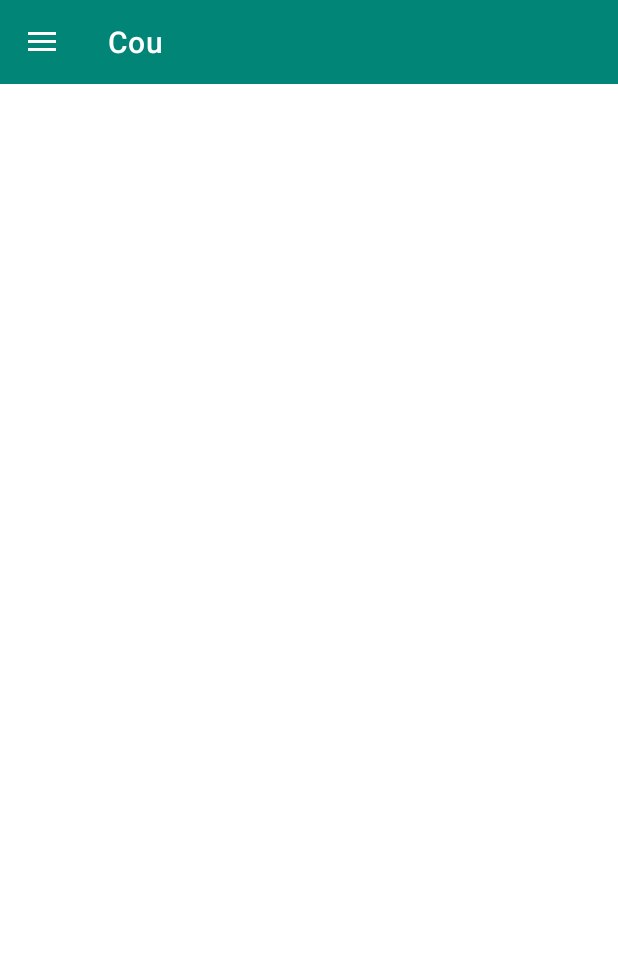
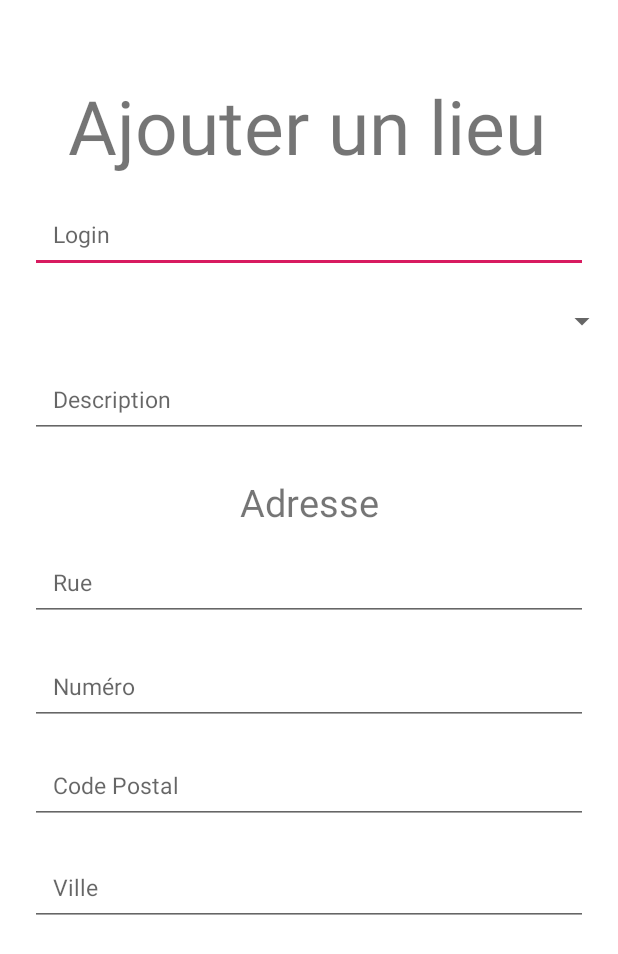
Before and after one commit to Piet08/CouProject_Mobile, an Android app: the screen it shows after launch (MainActivity before the commit, AddPlaceActivity after it), in the side drawer, after a tap on "Ajout lieu", on a phone screen of 412 x 824 dp. Shown: the top 954 px of the screen. Run offline under Robolectric (Android 15) with nearby library versions, the phone set to English and light mode, and no system bars.

Commit message:
Ajout form add place !

```diff
--- a/app/src/main/AndroidManifest.xml
+++ b/app/src/main/AndroidManifest.xml
@@ -12,6 +12,7 @@
         android:supportsRtl="true"
         android:theme="@style/AppTheme">
         <activity android:name=".ConnectionActivity"></activity>
+        <activity android:name=".AddPlaceActivity"></activity>
         <activity android:name=".MainActivity">
             <intent-filter>
                 <action android:name="android.intent.action.MAIN" />
--- /dev/null
+++ b/app/src/main/java/com/example/cou_project_tm/AddPlaceActivity.java
@@ -0,0 +1,22 @@
+package com.example.cou_project_tm;
+
+import android.os.Bundle;
+import android.widget.EditText;
+
+import androidx.appcompat.app.AppCompatActivity;
+
+public class AddPlaceActivity extends AppCompatActivity {
+
+    private EditText etName, etDesc, etNum, etStreet, etCity;
+
+    protected void onCreate(Bundle savedInstanceState) {
+        super.onCreate(savedInstanceState);
+        setContentView(R.layout.activity_add_place);
+
+        etCity = findViewById(R.id.et_city);
+        etStreet = findViewById(R.id.et_street);
+        etNum = findViewById(R.id.et_num);
+        etDesc = findViewById(R.id.et_desc);
+        etName = findViewById(R.id.et_name);
+    }
+}
--- a/app/src/main/java/com/example/cou_project_tm/MainActivity.java
+++ b/app/src/main/java/com/example/cou_project_tm/MainActivity.java
@@ -53,14 +53,16 @@ public class MainActivity extends AppCompatActivity implements NavigationView.On
 
         switch (id){
             case R.id.activity_main_drawer_con :
-                Intent intent = new Intent(this, ConnectionActivity.class);
-                startActivity(intent);
+                Intent intentCon = new Intent(this, ConnectionActivity.class);
+                startActivity(intentCon);
                 break;
             case R.id.activity_main_drawer_map :
                 break;
             case R.id.activity_main_drawer_places :
                 break;
             case R.id.activity_main_drawer_addPlace :
+                Intent intentAdd = new Intent(this, AddPlaceActivity.class);
+                startActivity(intentAdd);
                 break;
             default:
                 break;
--- /dev/null
+++ b/app/src/main/res/layout/activity_add_place.xml
@@ -0,0 +1,136 @@
+<?xml version="1.0" encoding="utf-8"?>
+<RelativeLayout xmlns:android="http://schemas.android.com/apk/res/android"
+    xmlns:tools="http://schemas.android.com/tools"
+    android:layout_width="match_parent"
+    android:layout_height="match_parent"
+    tools:context=".AddPlaceActivity">
+
+
+    <TextView
+        android:id="@+id/tv_title"
+        android:layout_width="wrap_content"
+        android:layout_height="wrap_content"
+        android:layout_alignParentTop="true"
+        android:layout_marginStart="45dp"
+        android:layout_marginTop="50dp"
+        android:layout_marginBottom="10dp"
+        android:text="Ajouter un lieu"
+        android:textSize="50sp" />
+
+
+    <EditText
+        android:id="@+id/et_name"
+        android:layout_width="match_parent"
+        android:layout_height="50dp"
+        android:layout_alignParentTop="true"
+        android:layout_centerHorizontal="true"
+        android:layout_marginLeft="20dp"
+        android:layout_marginTop="132dp"
+        android:layout_marginRight="20dp"
+        android:hint="Login"
+        android:inputType="text"
+        android:padding="15dp"
+        android:textSize="15sp" />
+
+    <Spinner
+        android:id="@+id/sp_type"
+        android:layout_width="match_parent"
+        android:layout_height="wrap_content"
+        android:hint="Type"
+        android:layout_below="@+id/et_name"
+        android:layout_marginTop="20dp" />
+
+    <EditText
+        android:id="@+id/et_desc"
+        android:layout_width="374dp"
+        android:layout_height="wrap_content"
+        android:layout_alignParentTop="true"
+        android:layout_centerHorizontal="true"
+        android:layout_marginLeft="20dp"
+        android:layout_marginTop="240dp"
+        android:layout_marginRight="20dp"
+        android:hint="Description"
+        android:inputType="textLongMessage"
+        android:padding="15dp"
+        android:textSize="15sp" />
+
+    <TextView
+        android:id="@+id/tv_adresse"
+        android:layout_width="wrap_content"
+        android:layout_height="wrap_content"
+        android:layout_alignParentStart="true"
+        android:layout_alignParentTop="true"
+        android:layout_marginStart="160dp"
+        android:layout_marginTop="317dp"
+        android:layout_marginBottom="10dp"
+        android:text="Adresse"
+        android:textSize="25sp" />
+
+    <EditText
+        android:id="@+id/et_street"
+        android:layout_width="match_parent"
+        android:layout_height="50dp"
+        android:layout_alignParentTop="true"
+        android:layout_centerHorizontal="true"
+        android:layout_marginLeft="20dp"
+        android:layout_marginTop="364dp"
+        android:layout_marginRight="20dp"
+        android:hint="Rue"
+        android:inputType="text"
+        android:padding="15dp"
+        android:textSize="15sp" />
+
+    <EditText
+        android:id="@+id/et_num"
+        android:layout_width="match_parent"
+        android:layout_height="50dp"
+        android:layout_alignParentTop="true"
+        android:layout_centerHorizontal="true"
+        android:layout_marginLeft="20dp"
+        android:layout_marginTop="433dp"
+        android:layout_marginRight="20dp"
+        android:hint="Numéro"
+        android:inputType="text"
+        android:padding="15dp"
+        android:textSize="15sp" />
+
+    <EditText
+        android:id="@+id/et_cp"
+        android:layout_width="match_parent"
+        android:layout_height="50dp"
+        android:layout_alignParentTop="true"
+        android:layout_centerHorizontal="true"
+        android:layout_marginLeft="20dp"
+        android:layout_marginTop="499dp"
+        android:layout_marginRight="20dp"
+        android:hint="Code Postal"
+        android:inputType="number"
+        android:padding="15dp"
+        android:textSize="15sp" />
+
+    <EditText
+        android:id="@+id/et_city"
+        android:layout_width="match_parent"
+        android:layout_height="50dp"
+        android:layout_alignParentTop="true"
+        android:layout_centerHorizontal="true"
+        android:layout_marginLeft="20dp"
+        android:layout_marginTop="567dp"
+        android:layout_marginRight="20dp"
+        android:hint="Ville"
+        android:inputType="text"
+        android:padding="15dp"
+        android:textSize="15sp" />
+    <!--<Button
+        android:id="@+id/btn_login"
+        android:layout_width="match_parent"
+        android:layout_height="wrap_content"
+        android:layout_below="@id/et_password"
+        android:layout_marginLeft="20dp"
+        android:layout_marginRight="20dp"
+        android:layout_marginTop="15dp"
+        android:textColor="@android:color/white"
+        android:background="@color/colorPrimaryDark"
+        android:text="Connectez-vous"/>-->
+
+</RelativeLayout>
--- a/app/src/main/res/layout/activity_connection.xml
+++ b/app/src/main/res/layout/activity_connection.xml
@@ -12,7 +12,7 @@
         android:layout_height="wrap_content"
         android:layout_alignParentTop="true"
         android:layout_marginStart="25dp"
-        android:layout_marginTop="217dp"
+        android:layout_marginTop="148dp"
         android:layout_marginBottom="10dp"
         android:text="Connexion"
         android:textSize="50sp" />
@@ -25,7 +25,7 @@
         android:layout_marginLeft="20dp"
         android:layout_marginRight="20dp"
         android:padding="15dp"
-        android:inputType="textEmailAddress"
+        android:inputType="text"
         android:layout_above="@id/et_password"
         android:textSize="15sp" />
 
```
